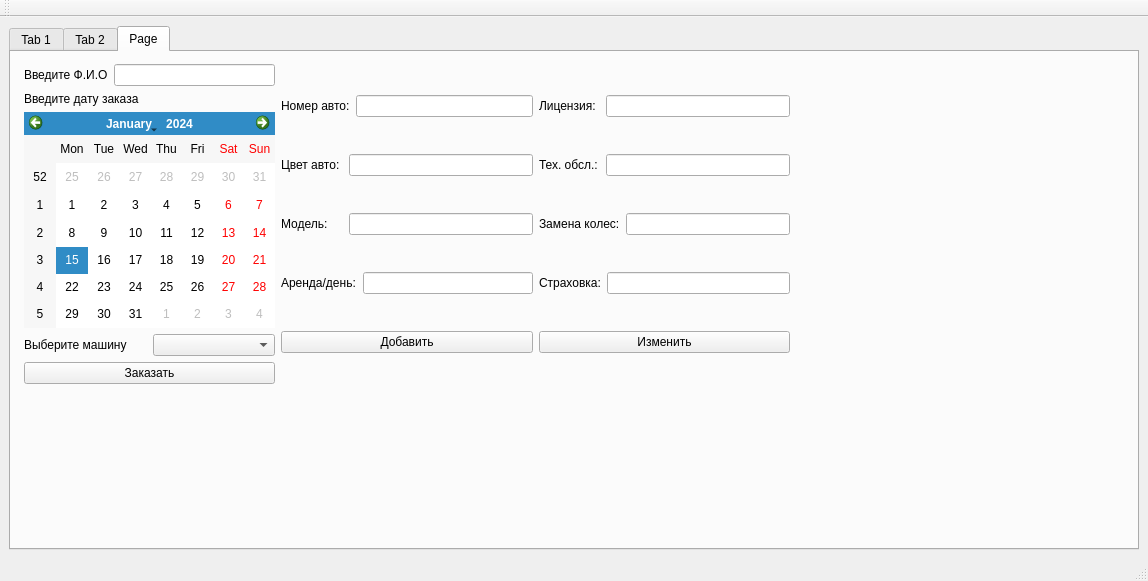
First picture: the form in DataBase/lab3_4/mainwindow.ui, repository Alextek777/Object_Oriented_Programming, before the edit.
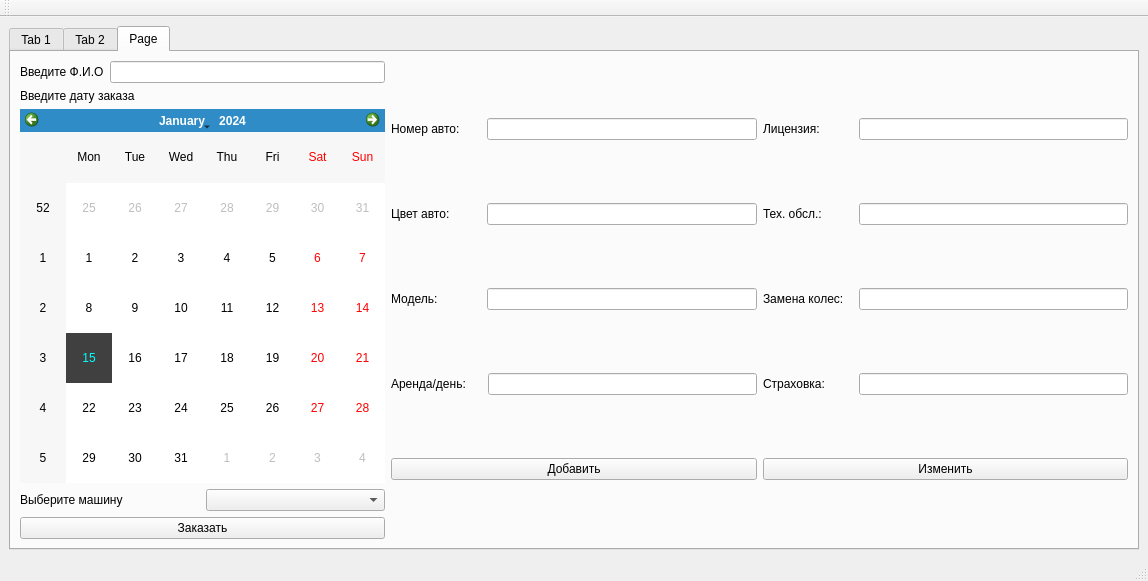
Second picture: the form after the edit.

What changed in the file:
```diff
--- a/DataBase/lab3_4/mainwindow.ui
+++ b/DataBase/lab3_4/mainwindow.ui
@@ -186,15 +186,8 @@
        <attribute name="title">
         <string>Page</string>
        </attribute>
-       <widget class="QWidget" name="">
-        <property name="geometry">
-         <rect>
-          <x>13</x>
-          <y>12</y>
-          <width>766</width>
-          <height>320</height>
-         </rect>
-        </property>
+       <layout class="QVBoxLayout" name="verticalLayout_9">
+        <item>
         <layout class="QHBoxLayout" name="horizontalLayout_12">
          <item>
           <layout class="QVBoxLayout" name="verticalLayout_6">
@@ -220,7 +213,15 @@
             </widget>
            </item>
            <item>
-            <widget class="QCalendarWidget" name="calendar_rentCar"/>
+             <widget class="QCalendarWidget" name="calendar_rentCar">
+              <property name="styleSheet">
+               <string notr="true">QCalendarWidget QAbstractItemView:enabled 
+  {
+  	selection-background-color: rgb(64, 64, 64); 
+  	selection-color: rgb(3, 255, 255); 
+  }</string>
+              </property>
+             </widget>
            </item>
            <item>
             <layout class="QHBoxLayout" name="horizontalLayout_7">
@@ -386,7 +387,8 @@
           </layout>
          </item>
         </layout>
-       </widget>
+        </item>
+       </layout>
       </widget>
      </widget>
     </item>
```
Lines whose indentation alone changed are shown as unchanged.
